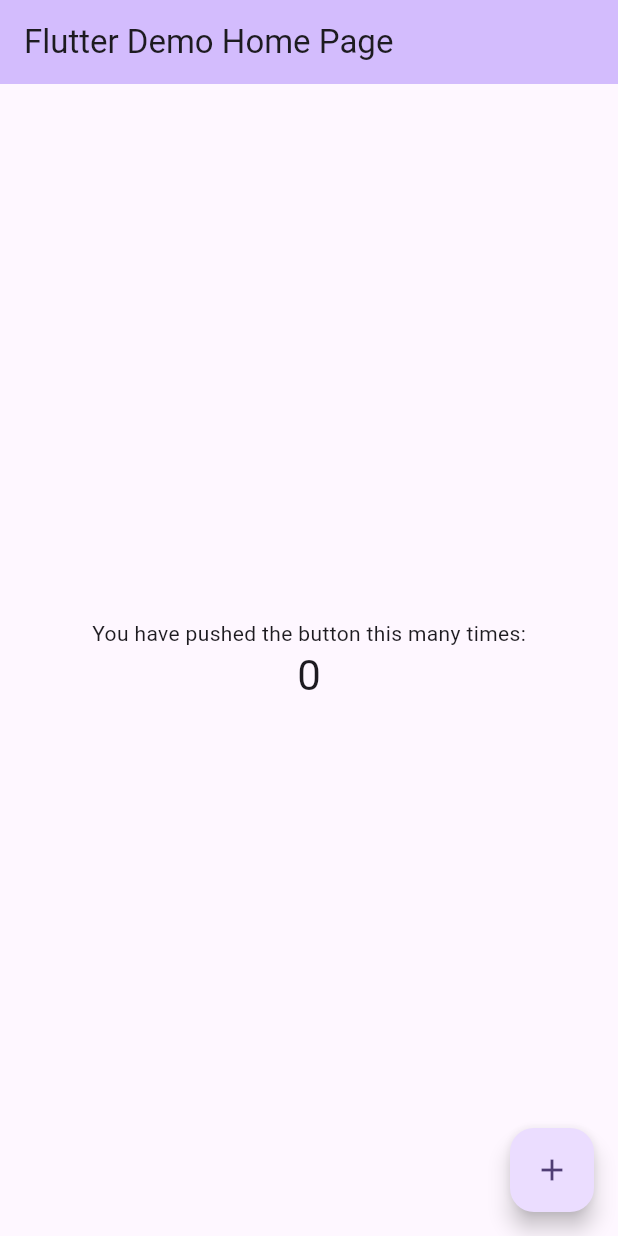
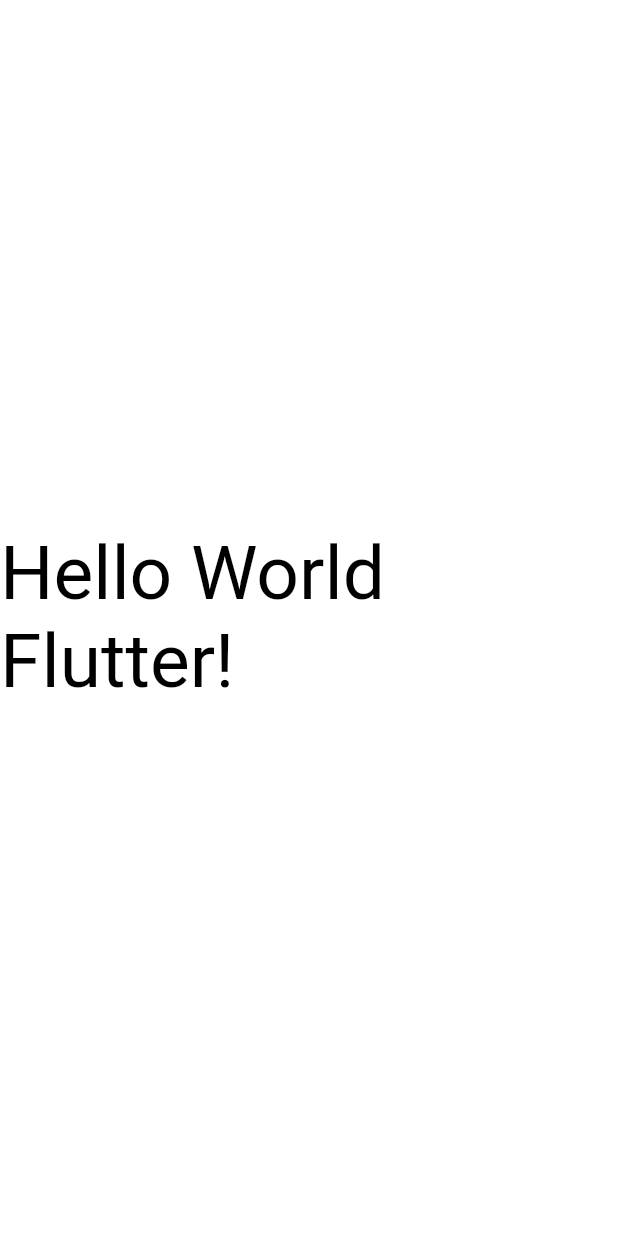
Before and after one commit to brendon-joao-dev/estudos-flutter, a Flutter app: the screen it shows after launch, on a phone screen of 412 x 824 dp. Run offline on Flutter 3.47's test engine with Material 3 defaults, Android fonts, the phone set to English and light mode, and no system bars.

Commit message:
Agora sim um hello world em flutter

```diff
--- a/hello_world/lib/main.dart
+++ b/hello_world/lib/main.dart
@@ -1,122 +1,17 @@
 import 'package:flutter/material.dart';
 
-void main() {
-  runApp(const MyApp());
+main() {
+  runApp(Container(
+    child: Center(
+      child: Text(
+      "Hello World Flutter!",
+      textDirection: TextDirection.ltr,
+      style: TextStyle(
+        color: Colors.black,
+        fontSize: 50.0,
+      ),
+      ),
+    ),
+    color: Colors.white70
+  ));
 }
-
-class MyApp extends StatelessWidget {
-  const MyApp({super.key});
-
-  // This widget is the root of your application.
-  @override
-  Widget build(BuildContext context) {
-    return MaterialApp(
-      title: 'Flutter Demo',
-      theme: ThemeData(
-        // This is the theme of your application.
-        //
-        // TRY THIS: Try running your application with "flutter run". You'll see
-        // the application has a purple toolbar. Then, without quitting the app,
-        // try changing the seedColor in the colorScheme below to Colors.green
-        // and then invoke "hot reload" (save your changes or press the "hot
-        // reload" button in a Flutter-supported IDE, or press "r" if you used
-        // the command line to start the app).
-        //
-        // Notice that the counter didn't reset back to zero; the application
-        // state is not lost during the reload. To reset the state, use hot
-        // restart instead.
-        //
-        // This works for code too, not just values: Most code changes can be
-        // tested with just a hot reload.
-        colorScheme: .fromSeed(seedColor: Colors.deepPurple),
-      ),
-      home: const MyHomePage(title: 'Flutter Demo Home Page'),
-    );
-  }
-}
-
-class MyHomePage extends StatefulWidget {
-  const MyHomePage({super.key, required this.title});
-
-  // This widget is the home page of your application. It is stateful, meaning
-  // that it has a State object (defined below) that contains fields that affect
-  // how it looks.
-
-  // This class is the configuration for the state. It holds the values (in this
-  // case the title) provided by the parent (in this case the App widget) and
-  // used by the build method of the State. Fields in a Widget subclass are
-  // always marked "final".
-
-  final String title;
-
-  @override
-  State<MyHomePage> createState() => _MyHomePageState();
-}
-
-class _MyHomePageState extends State<MyHomePage> {
-  int _counter = 0;
-
-  void _incrementCounter() {
-    setState(() {
-      // This call to setState tells the Flutter framework that something has
-      // changed in this State, which causes it to rerun the build method below
-      // so that the display can reflect the updated values. If we changed
-      // _counter without calling setState(), then the build method would not be
-      // called again, and so nothing would appear to happen.
-      _counter++;
-    });
-  }
-
-  @override
-  Widget build(BuildContext context) {
-    // This method is rerun every time setState is called, for instance as done
-    // by the _incrementCounter method above.
-    //
-    // The Flutter framework has been optimized to make rerunning build methods
-    // fast, so that you can just rebuild anything that needs updating rather
-    // than having to individually change instances of widgets.
-    return Scaffold(
-      appBar: AppBar(
-        // TRY THIS: Try changing the color here to a specific color (to
-        // Colors.amber, perhaps?) and trigger a hot reload to see the AppBar
-        // change color while the other colors stay the same.
-        backgroundColor: Theme.of(context).colorScheme.inversePrimary,
-        // Here we take the value from the MyHomePage object that was created by
-        // the App.build method, and use it to set our appbar title.
-        title: Text(widget.title),
-      ),
-      body: Center(
-        // Center is a layout widget. It takes a single child and positions it
-        // in the middle of the parent.
-        child: Column(
-          // Column is also a layout widget. It takes a list of children and
-          // arranges them vertically. By default, it sizes itself to fit its
-          // children horizontally, and tries to be as tall as its parent.
-          //
-          // Column has various properties to control how it sizes itself and
-          // how it positions its children. Here we use mainAxisAlignment to
-          // center the children vertically; the main axis here is the vertical
-          // axis because Columns are vertical (the cross axis would be
-          // horizontal).
-          //
-          // TRY THIS: Invoke "debug painting" (choose the "Toggle Debug Paint"
-          // action in the IDE, or press "p" in the console), to see the
-          // wireframe for each widget.
-          mainAxisAlignment: .center,
-          children: [
-            const Text('You have pushed the button this many times:'),
-            Text(
-              '$_counter',
-              style: Theme.of(context).textTheme.headlineMedium,
-            ),
-          ],
-        ),
-      ),
-      floatingActionButton: FloatingActionButton(
-        onPressed: _incrementCounter,
-        tooltip: 'Increment',
-        child: const Icon(Icons.add),
-      ),
-    );
-  }
-}
```
